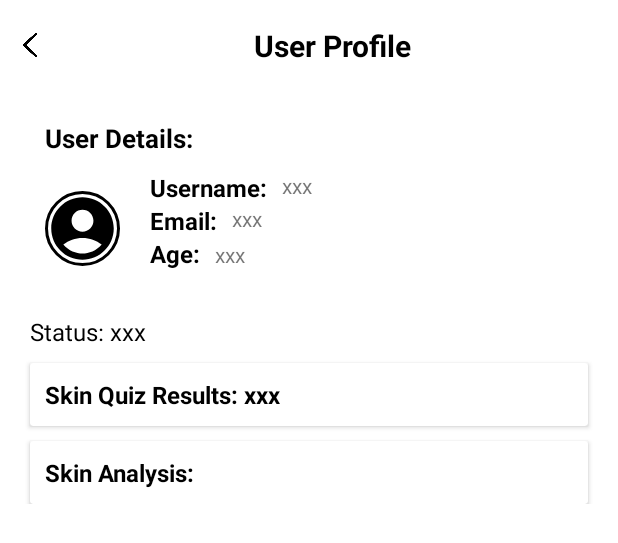
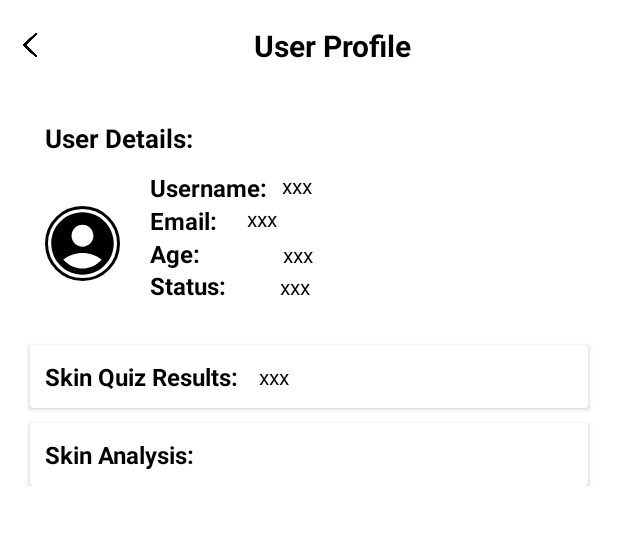
Before and after one commit to yuchinnnnn/FYP---GlowySkin-Personalized-Skincare-Products-Recommendation-System, an Android app: the layout activity_admin_view_user_profile.xml on its own in the app's theme, with its tools: preview values and no code run, on a phone screen of 412 x 824 dp. Shown: the top 543 px of the screen. Run offline under Robolectric (Android 15) with nearby library versions, the phone set to English and light mode, and no system bars; Roboto replaces fonts that are not available here.

Commit message:
Upload Admin View User Profile & Admin Dashboard: 1. Admin User Profile: - Add in to get the user skin quiz result
2. Admin Dashboard:
- solved the side menu bug
- side menu function workable

```diff
--- a/app/build.gradle.kts
+++ b/app/build.gradle.kts
@@ -55,6 +55,8 @@ dependencies {
     implementation ("com.github.f0ris.sweetalert:library:1.5.6")
     implementation ("com.squareup.picasso:picasso:2.8")
     implementation ("com.google.firebase:firebase-storage:20.0.1")
+    implementation ("androidx.drawerlayout:drawerlayout:1.0.0")
+
 
     // for password encryption
     implementation ("org.mindrot:jbcrypt:0.4")
--- a/app/src/main/AndroidManifest.xml
+++ b/app/src/main/AndroidManifest.xml
@@ -23,6 +23,9 @@
         android:supportsRtl="true"
         android:theme="@style/Theme.PersonalizedSkincareProductsRecommendation"
         tools:targetApi="31">
+        <activity
+            android:name=".TestDrawer"
+            android:exported="false" />
         <activity
             android:name=".AdminViewUserProfile"
             android:exported="false" />
--- a/app/src/main/java/com/example/personalizedskincareproductsrecommendation/Users.java
+++ b/app/src/main/java/com/example/personalizedskincareproductsrecommendation/Users.java
@@ -1,12 +1,8 @@
 package com.example.personalizedskincareproductsrecommendation;
 
 public class Users {
-    private String userId;
-    private String username;
-    private String email;
+    private String userId, username, email, status, skinQuizResults;
     private int age;
-    private String status;
-    private String skinQuizResults;
     private boolean isActive; // true for active, false for deactivated
     private boolean isPendingApproval;
 
--- a/app/src/main/res/layout/activity_admin_view_user_profile.xml
+++ b/app/src/main/res/layout/activity_admin_view_user_profile.xml
@@ -48,7 +48,7 @@
         <androidx.cardview.widget.CardView
             android:id="@+id/user_detail_layout"
             android:layout_width="match_parent"
-            android:layout_height="130dp"
+            android:layout_height="150dp"
             android:layout_marginTop="10dp"
             android:layout_marginStart="20dp"
             android:layout_marginEnd="20dp"
@@ -107,7 +107,8 @@
                     android:layout_marginStart="10dp"
                     app:layout_constraintStart_toEndOf="@id/username_title"
                     app:layout_constraintTop_toBottomOf="@+id/user_detail_header"
-                    android:text="xxx"/>
+                    android:text="xxx"
+                    android:textColor="@color/black"/>
 
                 <TextView
                     android:id="@+id/email_title"
@@ -126,10 +127,11 @@
                     android:id="@+id/email"
                     android:layout_width="wrap_content"
                     android:layout_height="wrap_content"
-                    android:layout_marginStart="10dp"
+                    android:layout_marginStart="20dp"
                     app:layout_constraintStart_toEndOf="@id/email_title"
                     app:layout_constraintTop_toBottomOf="@+id/username_title"
-                    android:text="xxx"/>
+                    android:text="xxx"
+                    android:textColor="@color/black"/>
 
                 <TextView
                     android:id="@+id/age_title"
@@ -149,24 +151,39 @@
                     android:layout_width="wrap_content"
                     android:layout_height="wrap_content"
                     android:layout_marginTop="2dp"
-                    android:layout_marginStart="10dp"
+                    android:layout_marginStart="55dp"
                     app:layout_constraintStart_toEndOf="@id/age_title"
                     app:layout_constraintTop_toBottomOf="@+id/email_title"
-                    android:text="xxx"/>
+                    android:text="xxx"
+                    android:textColor="@color/black"/>
+
+                <TextView
+                    android:id="@+id/status_text"
+                    android:layout_width="wrap_content"
+                    android:layout_height="wrap_content"
+                    app:layout_constraintStart_toEndOf="@+id/profile_pic"
+                    app:layout_constraintTop_toBottomOf="@+id/age"
+                    android:layout_marginStart="20dp"
+                    android:text="Status: "
+                    android:textStyle="bold"
+                    android:textColor="@color/black"
+                    android:textSize="16sp"/>
+
+                <TextView
+                    android:id="@+id/status"
+                    android:layout_width="wrap_content"
+                    android:layout_height="wrap_content"
+                    android:layout_marginTop="2dp"
+                    android:layout_marginStart="32dp"
+                    app:layout_constraintStart_toEndOf="@id/status_text"
+                    app:layout_constraintTop_toBottomOf="@+id/age"
+                    android:text="xxx"
+                    android:textColor="@color/black"/>
+
             </androidx.constraintlayout.widget.ConstraintLayout>
         </androidx.cardview.widget.CardView>
 
-        <TextView
-            android:id="@+id/status_text"
-            android:layout_width="match_parent"
-            android:layout_height="wrap_content"
-            app:layout_constraintTop_toBottomOf="@+id/user_detail_layout"
-            android:layout_marginTop="10dp"
-            android:layout_marginStart="20dp"
-            android:layout_marginEnd="20dp"
-            android:text="Status: xxx"
-            android:textColor="@color/black"
-            android:textSize="16sp"/>
+
 
         <androidx.cardview.widget.CardView
             android:id="@+id/skin_quiz_layout"
@@ -175,17 +192,38 @@
             android:layout_marginTop="10dp"
             android:layout_marginStart="20dp"
             android:layout_marginEnd="20dp"
-            app:layout_constraintTop_toBottomOf="@+id/status_text">
+            app:layout_constraintTop_toBottomOf="@+id/user_detail_layout">
 
-            <TextView
-                android:id="@+id/skin_quiz"
-                android:layout_width="wrap_content"
-                android:layout_height="wrap_content"
-                android:padding="10dp"
-                android:text="Skin Quiz Results: xxx"
-                android:textStyle="bold"
-                android:textColor="@color/black"
-                android:textSize="16sp"/>
+            <androidx.constraintlayout.widget.ConstraintLayout
+                android:layout_width="match_parent"
+                android:layout_height="match_parent">
+
+                <TextView
+                    android:id="@+id/skin_quiz_text"
+                    android:layout_width="wrap_content"
+                    android:layout_height="wrap_content"
+                    app:layout_constraintStart_toStartOf="parent"
+                    app:layout_constraintTop_toTopOf="parent"
+                    app:layout_constraintBottom_toBottomOf="parent"
+                    android:padding="10dp"
+                    android:text="Skin Quiz Results: "
+                    android:textStyle="bold"
+                    android:textColor="@color/black"
+                    android:textSize="16sp"/>
+
+                <TextView
+                    android:id="@+id/skin_quiz"
+                    android:layout_width="wrap_content"
+                    android:layout_height="wrap_content"
+                    app:layout_constraintStart_toEndOf="@id/skin_quiz_text"
+                    app:layout_constraintTop_toTopOf="parent"
+                    app:layout_constraintBottom_toBottomOf="parent"
+                    android:text="xxx"
+                    android:textColor="@color/black"/>
+
+            </androidx.constraintlayout.widget.ConstraintLayout>
+
+
 
         </androidx.cardview.widget.CardView>
 
```
Also changed, not shown: app/src/main/java/com/example/personalizedskincareproductsrecommendation/AdminDashboard.java (+103 -102 lines), app/src/main/java/com/example/personalizedskincareproductsrecommendation/AdminViewUserProfile.java (+107 -5 lines), app/src/main/java/com/example/personalizedskincareproductsrecommendation/TestDrawer.java (added, +36 -0 lines), app/src/main/res/layout/activity_admin_dashboard.xml (+31 -42 lines), app/src/main/res/layout/activity_test_drawer.xml (added, +31 -0 lines).
